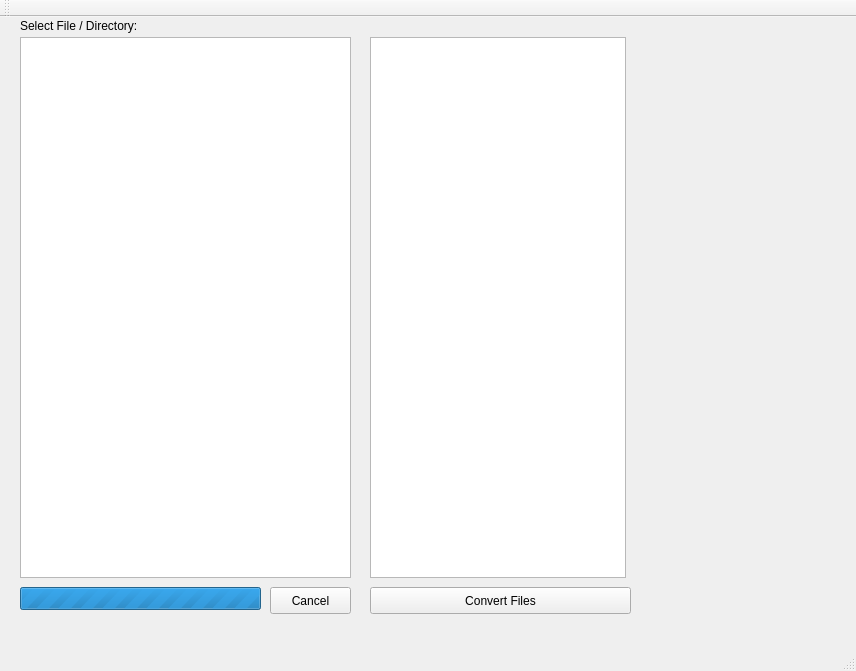
This is qt_creator_project/bbp-qt/mainwindow.ui in bestimmaa/batch-image-resizer-qt-opencv as Qt 5 draws it before an edit. The edited form follows.
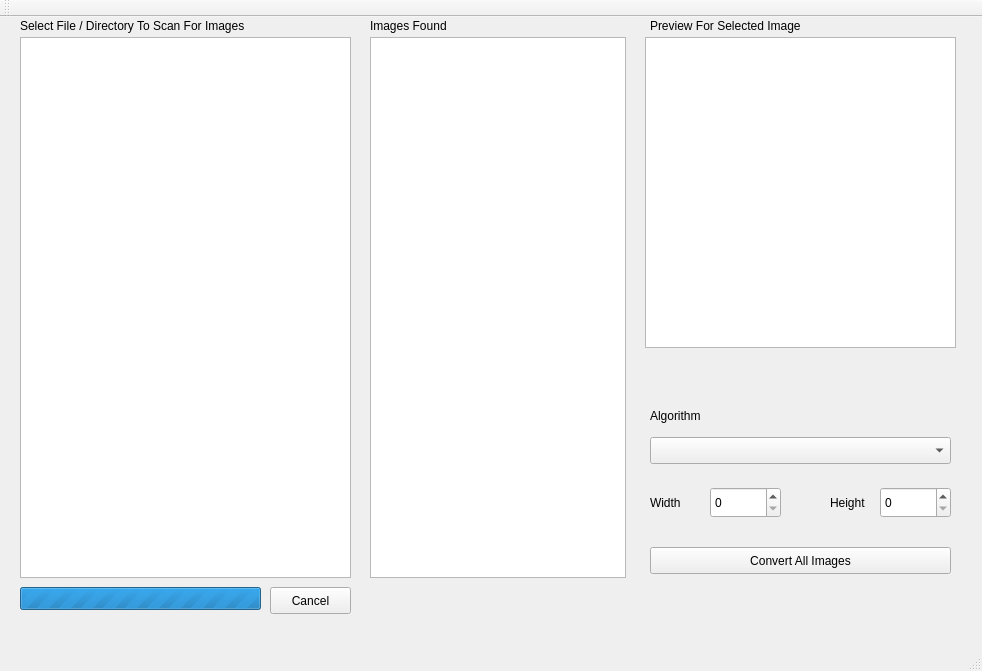
This is the edited form.

```diff
--- a/qt_creator_project/bbp-qt/mainwindow.ui
+++ b/qt_creator_project/bbp-qt/mainwindow.ui
@@ -6,7 +6,7 @@
    <rect>
     <x>0</x>
     <y>0</y>
-    <width>856</width>
+    <width>982</width>
     <height>671</height>
    </rect>
   </property>
@@ -37,20 +37,20 @@
      </rect>
     </property>
     <property name="text">
-     <string>Select File / Directory:</string>
+     <string>Select File / Directory To Scan For Images</string>
     </property>
    </widget>
    <widget class="QPushButton" name="buttonConvert">
     <property name="geometry">
      <rect>
-      <x>370</x>
-      <y>570</y>
-      <width>261</width>
+      <x>650</x>
+      <y>530</y>
+      <width>301</width>
       <height>27</height>
      </rect>
     </property>
     <property name="text">
-     <string>Convert Files</string>
+     <string>Convert All Images</string>
     </property>
    </widget>
    <widget class="QProgressBar" name="progressBarLoadingFiles">
@@ -92,6 +92,111 @@
      </rect>
     </property>
    </widget>
+   <widget class="QLabel" name="labelSelectFiles_2">
+    <property name="geometry">
+     <rect>
+      <x>370</x>
+      <y>0</y>
+      <width>251</width>
+      <height>17</height>
+     </rect>
+    </property>
+    <property name="text">
+     <string>Images Found</string>
+    </property>
+   </widget>
+   <widget class="QComboBox" name="comboBox">
+    <property name="geometry">
+     <rect>
+      <x>650</x>
+      <y>420</y>
+      <width>301</width>
+      <height>27</height>
+     </rect>
+    </property>
+   </widget>
+   <widget class="QSpinBox" name="spinBox">
+    <property name="geometry">
+     <rect>
+      <x>710</x>
+      <y>470</y>
+      <width>71</width>
+      <height>31</height>
+     </rect>
+    </property>
+   </widget>
+   <widget class="QSpinBox" name="spinBox_2">
+    <property name="geometry">
+     <rect>
+      <x>880</x>
+      <y>470</y>
+      <width>71</width>
+      <height>31</height>
+     </rect>
+    </property>
+   </widget>
+   <widget class="QLabel" name="label">
+    <property name="geometry">
+     <rect>
+      <x>650</x>
+      <y>390</y>
+      <width>301</width>
+      <height>17</height>
+     </rect>
+    </property>
+    <property name="text">
+     <string>Algorithm</string>
+    </property>
+   </widget>
+   <widget class="QLabel" name="label_2">
+    <property name="geometry">
+     <rect>
+      <x>650</x>
+      <y>470</y>
+      <width>51</width>
+      <height>31</height>
+     </rect>
+    </property>
+    <property name="text">
+     <string>Width</string>
+    </property>
+   </widget>
+   <widget class="QLabel" name="label_3">
+    <property name="geometry">
+     <rect>
+      <x>830</x>
+      <y>470</y>
+      <width>51</width>
+      <height>31</height>
+     </rect>
+    </property>
+    <property name="text">
+     <string>Height</string>
+    </property>
+   </widget>
+   <widget class="QGraphicsView" name="graphicsView">
+    <property name="geometry">
+     <rect>
+      <x>645</x>
+      <y>20</y>
+      <width>311</width>
+      <height>311</height>
+     </rect>
+    </property>
+   </widget>
+   <widget class="QLabel" name="labelSelectFiles_3">
+    <property name="geometry">
+     <rect>
+      <x>650</x>
+      <y>0</y>
+      <width>251</width>
+      <height>17</height>
+     </rect>
+    </property>
+    <property name="text">
+     <string>Preview For Selected Image</string>
+    </property>
+   </widget>
   </widget>
   <widget class="QMenuBar" name="menuBar">
    <property name="geometry">
```
Left out of the diff: 2 changed lines with no effect on the pictures.
